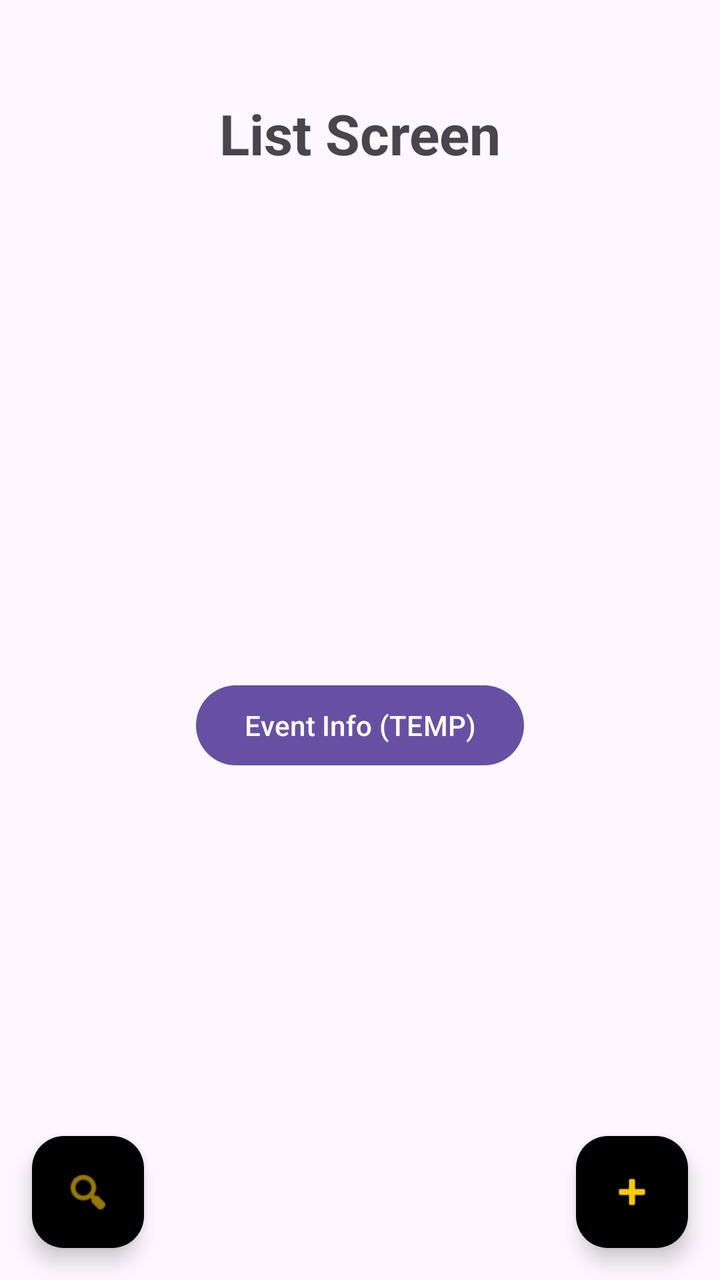
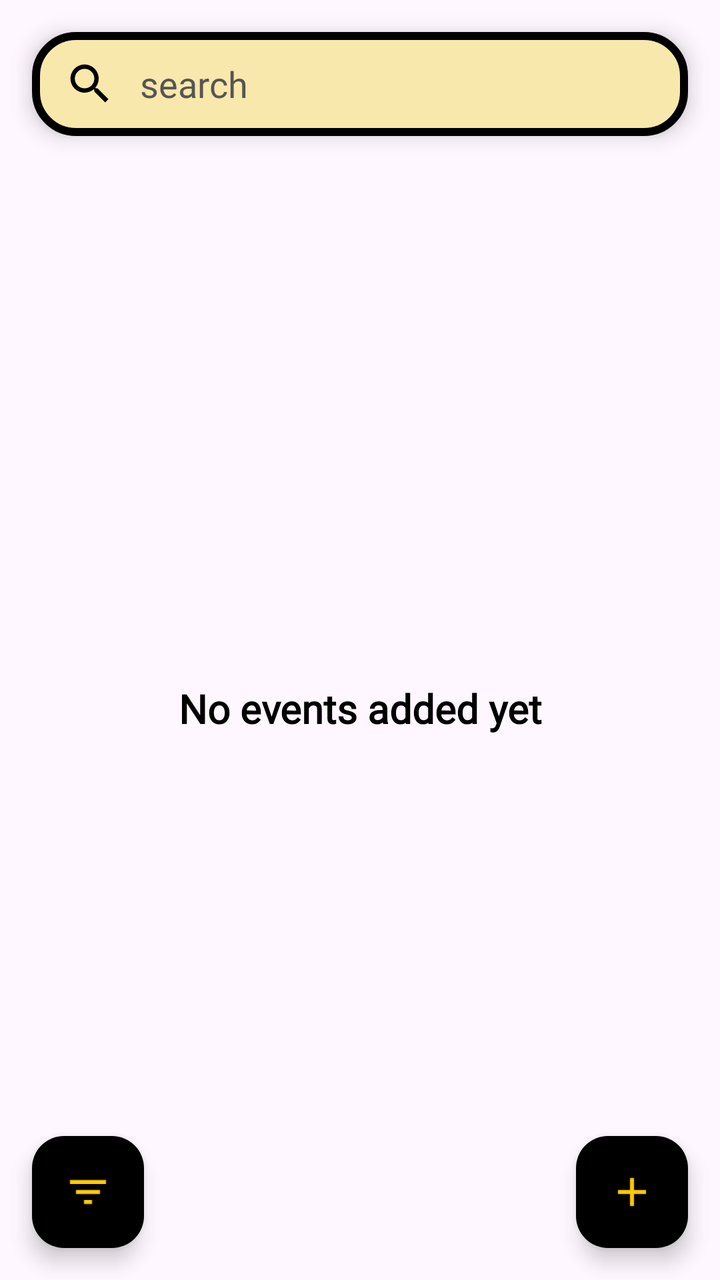

An Android layout rendered at two revisions. The XML below is the earlier revision; the diff shows what the commit changed to produce the second picture.
<!-- AndroidManifest.xml: application theme Theme.BulletinBoard -->
<!-- res/layout/fragment_list_screen.xml -->
<?xml version="1.0" encoding="utf-8"?>
<androidx.constraintlayout.widget.ConstraintLayout xmlns:android="http://schemas.android.com/apk/res/android"
    xmlns:app="http://schemas.android.com/apk/res-auto"
    xmlns:tools="http://schemas.android.com/tools"
    android:layout_width="match_parent"
    android:layout_height="match_parent"
    tools:context=".ListScreen">

    <TextView
        android:id="@+id/tv_title"
        android:layout_width="wrap_content"
        android:layout_height="wrap_content"
        android:layout_marginTop="48dp"
        android:text="@string/list_screen"
        android:textSize="28sp"
        android:textStyle="bold"
        app:layout_constraintEnd_toEndOf="parent"
        app:layout_constraintStart_toStartOf="parent"
        app:layout_constraintTop_toTopOf="parent" />

    <Button
        android:id="@+id/btn_tempEventInfo"
        android:layout_width="wrap_content"
        android:layout_height="wrap_content"
        android:text="@string/temp_event_info"
        app:layout_constraintBottom_toBottomOf="parent"
        app:layout_constraintEnd_toEndOf="parent"
        app:layout_constraintStart_toStartOf="parent"
        app:layout_constraintTop_toBottomOf="@+id/tv_title" />

    <com.google.android.material.floatingactionbutton.FloatingActionButton
        android:id="@+id/btn_filter"
        android:layout_width="wrap_content"
        android:layout_height="wrap_content"
        android:layout_marginStart="16dp"
        android:layout_marginBottom="16dp"
        android:contentDescription="@string/filter"
        android:src="@android:drawable/ic_menu_search"
        app:backgroundTint="@color/black"
        app:tint="@color/bright_yellow"
        app:layout_constraintBottom_toBottomOf="parent"
        app:layout_constraintStart_toStartOf="parent" />

    <com.google.android.material.floatingactionbutton.FloatingActionButton
        android:id="@+id/btn_addEvent"
        android:layout_width="wrap_content"
        android:layout_height="wrap_content"
        android:layout_marginEnd="16dp"
        android:layout_marginBottom="16dp"
        android:contentDescription="@string/add_event"
        android:src="@android:drawable/ic_input_add"
        app:backgroundTint="@color/black"
        app:tint="@color/bright_yellow"
        app:layout_constraintBottom_toBottomOf="parent"
        app:layout_constraintEnd_toEndOf="parent" />

</androidx.constraintlayout.widget.ConstraintLayout>
<!-- resources referenced by this layout -->
<resources>
  <color name="black">#FF000000</color>
  <color name="bright_yellow">#FFC904</color>
  <string name="add_event">Add Event</string>
  <string name="filter">Filter</string>
  <string name="list_screen">List Screen</string>
  <string name="temp_event_info">Event Info (TEMP)</string>
  <style name="Theme.BulletinBoard" parent="Base.Theme.BulletinBoard" />
  <style name="Base.Theme.BulletinBoard" parent="Theme.Material3.DayNight.NoActionBar">
          
          
      </style>
</resources>

<!-- the commit's change to res/layout/fragment_list_screen.xml (unified diff, before → after) -->
@@ -2,32 +2,67 @@
 <androidx.constraintlayout.widget.ConstraintLayout xmlns:android="http://schemas.android.com/apk/res/android"
     xmlns:app="http://schemas.android.com/apk/res-auto"
     xmlns:tools="http://schemas.android.com/tools"
+    android:id="@+id/cl_listScreen"
     android:layout_width="match_parent"
     android:layout_height="match_parent"
     tools:context=".ListScreen">
 
+    
+    <LinearLayout
+        android:id="@+id/ll_searchBar"
+        android:layout_width="match_parent"
+        android:layout_height="52dp"
+        android:layout_marginHorizontal="16dp"
+        android:layout_marginTop="16dp"
+        android:background="@drawable/bg_search_bar"
+        android:elevation="6dp"
+        android:gravity="center_vertical"
+        android:orientation="horizontal"
+        android:paddingHorizontal="16dp"
+        app:layout_constraintEnd_toEndOf="parent"
+        app:layout_constraintStart_toStartOf="parent"
+        app:layout_constraintTop_toTopOf="parent">
+
+        <ImageView
+            android:id="@+id/iv_searchIcon"
+            android:layout_width="26dp"
+            android:layout_height="26dp"
+            android:contentDescription="@string/search_hint"
+            android:src="@drawable/ic_search"
+            app:tint="@color/black" />
+
+        <EditText
+            android:id="@+id/et_search"
+            android:layout_width="match_parent"
+            android:layout_height="match_parent"
+            android:layout_marginStart="12dp"
+            android:background="@null"
+            android:fontFamily="@font/intel_one_mono"
+            android:hint="@string/search_hint"
+            android:imeOptions="actionSearch"
+            android:inputType="text"
+            android:textColor="@color/black"
+            android:textColorHint="#555555"
+            android:textSize="18sp"
+            tools:ignore="Autofill" />
+    </LinearLayout>
+
+    
     <TextView
-        android:id="@+id/tv_title"
+        android:id="@+id/tv_emptyState"
         android:layout_width="wrap_content"
         android:layout_height="wrap_content"
-        android:layout_marginTop="48dp"
-        android:text="@string/list_screen"
-        android:textSize="28sp"
+        android:fontFamily="@font/intel_one_mono"
+        android:text="@string/no_events_added_yet"
+        android:textColor="@color/black"
+        android:textSize="20sp"
         android:textStyle="bold"
-        app:layout_constraintEnd_toEndOf="parent"
-        app:layout_constraintStart_toStartOf="parent"
-        app:layout_constraintTop_toTopOf="parent" />
-
-    <Button
-        android:id="@+id/btn_tempEventInfo"
-        android:layout_width="wrap_content"
-        android:layout_height="wrap_content"
-        android:text="@string/temp_event_info"
         app:layout_constraintBottom_toBottomOf="parent"
         app:layout_constraintEnd_toEndOf="parent"
         app:layout_constraintStart_toStartOf="parent"
-        app:layout_constraintTop_toBottomOf="@+id/tv_title" />
+        app:layout_constraintTop_toBottomOf="@+id/ll_searchBar" />
 
+    
     <com.google.android.material.floatingactionbutton.FloatingActionButton
         android:id="@+id/btn_filter"
         android:layout_width="wrap_content"
@@ -35,11 +70,11 @@
         android:layout_marginStart="16dp"
         android:layout_marginBottom="16dp"
         android:contentDescription="@string/filter"
-        android:src="@android:drawable/ic_menu_search"
+        android:src="@drawable/ic_filter"
         app:backgroundTint="@color/black"
-        app:tint="@color/bright_yellow"
         app:layout_constraintBottom_toBottomOf="parent"
-        app:layout_constraintStart_toStartOf="parent" />
+        app:layout_constraintStart_toStartOf="parent"
+        app:tint="@color/bright_yellow" />
 
     <com.google.android.material.floatingactionbutton.FloatingActionButton
         android:id="@+id/btn_addEvent"
@@ -48,10 +83,10 @@
         android:layout_marginEnd="16dp"
         android:layout_marginBottom="16dp"
         android:contentDescription="@string/add_event"
-        android:src="@android:drawable/ic_input_add"
+        android:src="@drawable/ic_add"
         app:backgroundTint="@color/black"
-        app:tint="@color/bright_yellow"
         app:layout_constraintBottom_toBottomOf="parent"
-        app:layout_constraintEnd_toEndOf="parent" />
+        app:layout_constraintEnd_toEndOf="parent"
+        app:tint="@color/bright_yellow" />
 
 </androidx.constraintlayout.widget.ConstraintLayout>
<!-- resource entries referenced after the edit -->
@@ -2,11 +2,55 @@
 <resources>
   <color name="black">#FF000000</color>
   <color name="bright_yellow">#FFC904</color>
+  <!-- drawable bg_search_bar (drawable) -->
+  <?xml version="1.0" encoding="utf-8"?>
+  <shape xmlns:android="http://schemas.android.com/apk/res/android"
+      android:shape="rectangle">
+      <solid android:color="@color/base_yellow" />
+      <stroke
+          android:width="4dp"
+          android:color="@color/black" />
+      <corners android:radius="20dp" />
+  </shape>
+  <!-- drawable ic_add (drawable) -->
+  <?xml version="1.0" encoding="utf-8"?>
+  <vector xmlns:android="http://schemas.android.com/apk/res/android"
+      android:width="24dp"
+      android:height="24dp"
+      android:viewportWidth="24"
+      android:viewportHeight="24">
+    <path
+        android:fillColor="#000000"
+        android:pathData="M19,13h-6v6h-2v-6H5v-2h6V5h2v6h6v2z"/>
+  </vector>
+  <!-- drawable ic_filter (drawable) -->
+  <?xml version="1.0" encoding="utf-8"?>
+  <vector xmlns:android="http://schemas.android.com/apk/res/android"
+      android:width="24dp"
+      android:height="24dp"
+      android:viewportWidth="24"
+      android:viewportHeight="24">
+    <path
+        android:fillColor="#000000"
+        android:pathData="M10,18h4v-2h-4v2zM3,6v2h18L21,6L3,6zM6,13h12v-2L6,11v2z"/>
+  </vector>
+  <!-- drawable ic_search (drawable) -->
+  <?xml version="1.0" encoding="utf-8"?>
+  <vector xmlns:android="http://schemas.android.com/apk/res/android"
+      android:width="24dp"
+      android:height="24dp"
+      android:viewportWidth="24"
+      android:viewportHeight="24">
+    <path
+        android:fillColor="#000000"
+        android:pathData="M15.5,14h-0.79l-0.28,-0.27C15.41,12.59 16,11.11 16,9.5 16,5.91 13.09,3 9.5,3S3,5.91 3,9.5 5.91,16 9.5,16c1.61,0 3.09,-0.59 4.23,-1.57l0.27,0.28v0.79l5,4.99L20.49,19l-4.99,-5zM9.5,14C7.01,14 5,11.99 5,9.5S7.01,5 9.5,5 14,7.01 14,9.5 11.99,14 9.5,14z"/>
+  </vector>
   <string name="add_event">Add Event</string>
   <string name="filter">Filter</string>
-  <string name="list_screen">List Screen</string>
-  <string name="temp_event_info">Event Info (TEMP)</string>
+  <string name="no_events_added_yet">No events added yet</string>
+  <string name="search_hint">search</string>
   <style name="Theme.BulletinBoard" parent="Base.Theme.BulletinBoard" />
+  <color name="base_yellow">#F8E8AB</color>
   <style name="Base.Theme.BulletinBoard" parent="Theme.Material3.DayNight.NoActionBar">
           
           
